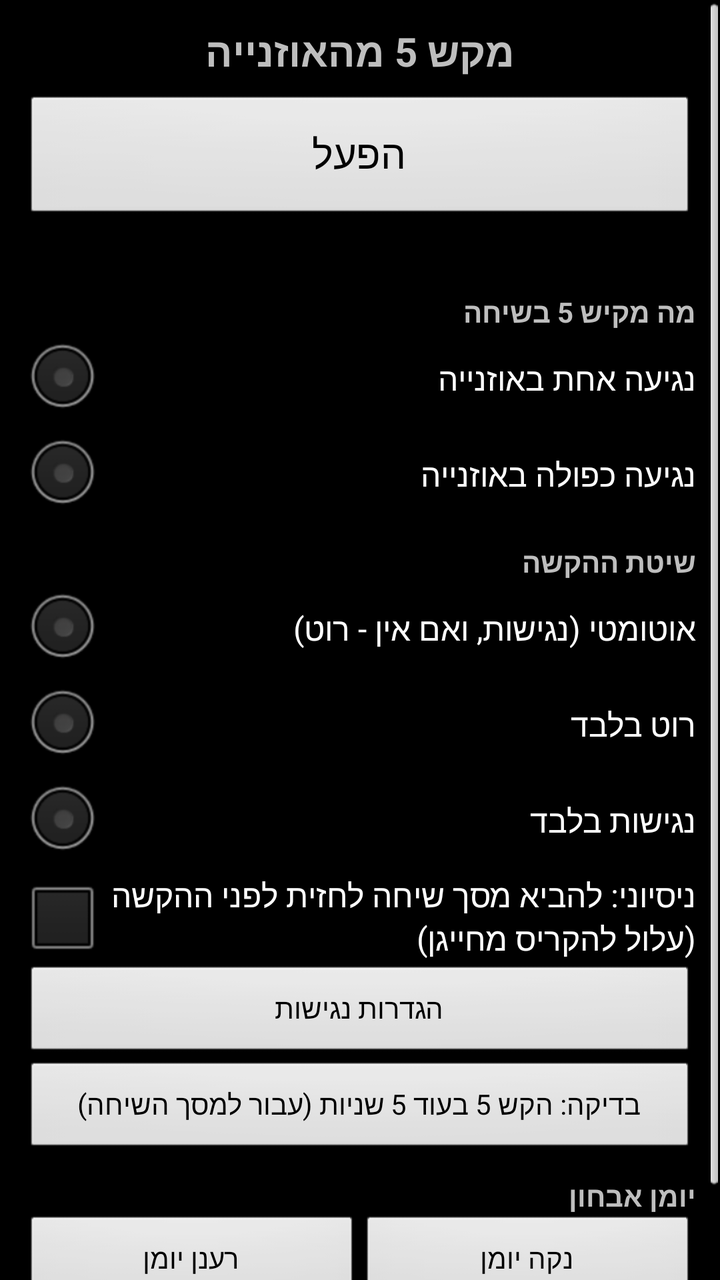
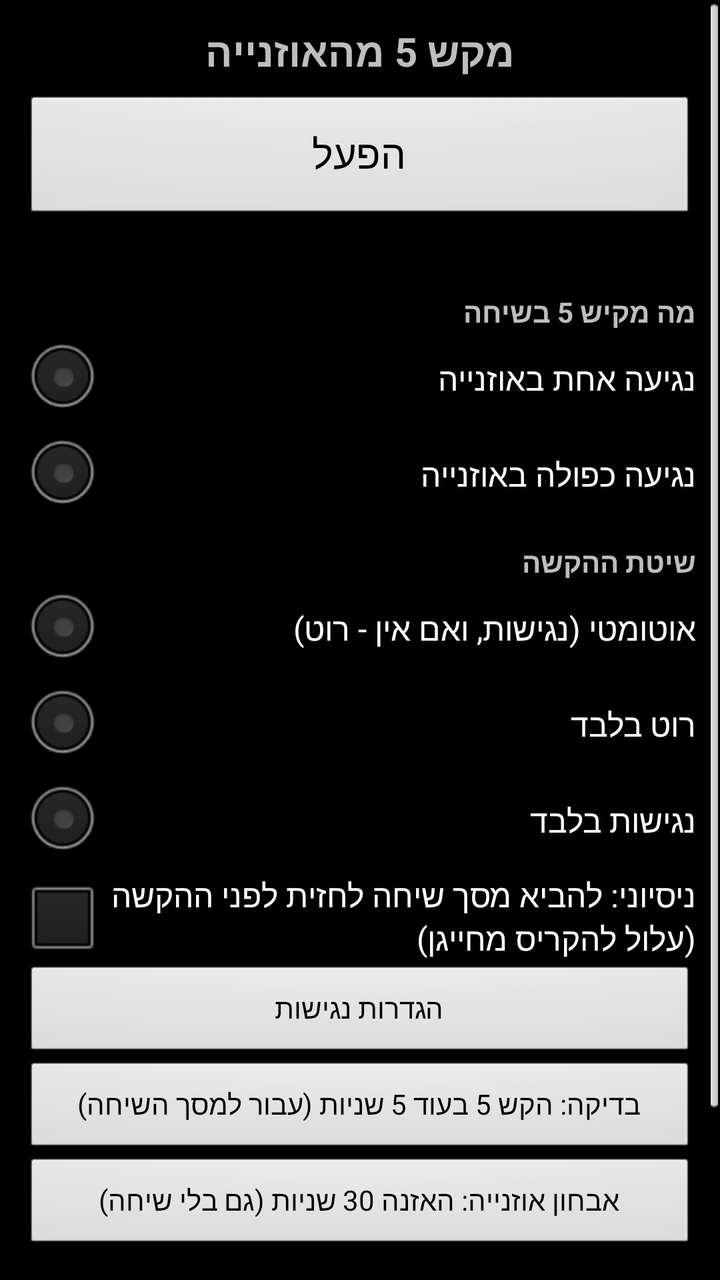

Two renders of the same Android screen: before a commit and after it. Below are the layout's source before the change and the commit's diff.
<!-- AndroidManifest.xml: application theme AppTheme -->
<!-- res/layout/activity_main.xml -->
<?xml version="1.0" encoding="utf-8"?>
<ScrollView xmlns:android="http://schemas.android.com/apk/res/android"
    android:layout_width="match_parent"
    android:layout_height="match_parent"
    android:fillViewport="true">

    <LinearLayout
        android:layout_width="match_parent"
        android:layout_height="wrap_content"
        android:orientation="vertical"
        android:padding="12dp">

        <TextView
            android:layout_width="match_parent"
            android:layout_height="wrap_content"
            android:gravity="center"
            android:text="@string/app_name"
            android:textSize="20sp"
            android:textStyle="bold" />

        
        <Button
            android:id="@+id/btnToggle"
            android:layout_width="match_parent"
            android:layout_height="64dp"
            android:layout_marginTop="8dp"
            android:focusable="true"
            android:nextFocusDown="@+id/rbTapsOne"
            android:text="@string/btn_start"
            android:textSize="20sp">
            <requestFocus />
        </Button>

        <TextView
            android:id="@+id/tvStatus"
            android:layout_width="match_parent"
            android:layout_height="wrap_content"
            android:layout_marginTop="6dp"
            android:textSize="14sp" />

        <TextView
            android:layout_width="match_parent"
            android:layout_height="wrap_content"
            android:layout_marginTop="10dp"
            android:text="@string/taps_title"
            android:textStyle="bold" />

        <RadioGroup
            android:id="@+id/rgTaps"
            android:layout_width="match_parent"
            android:layout_height="wrap_content">

            <RadioButton
                android:id="@+id/rbTapsOne"
                android:layout_width="match_parent"
                android:layout_height="wrap_content"
                android:nextFocusUp="@id/btnToggle"
                android:text="@string/taps_one" />

            <RadioButton
                android:id="@+id/rbTapsTwo"
                android:layout_width="match_parent"
                android:layout_height="wrap_content"
                android:text="@string/taps_two" />
        </RadioGroup>

        <TextView
            android:layout_width="match_parent"
            android:layout_height="wrap_content"
            android:layout_marginTop="10dp"
            android:text="@string/method_title"
            android:textStyle="bold" />

        <RadioGroup
            android:id="@+id/rgMethod"
            android:layout_width="match_parent"
            android:layout_height="wrap_content">

            <RadioButton
                android:id="@+id/rbAuto"
                android:layout_width="match_parent"
                android:layout_height="wrap_content"
                android:text="@string/method_auto" />

            <RadioButton
                android:id="@+id/rbRoot"
                android:layout_width="match_parent"
                android:layout_height="wrap_content"
                android:text="@string/method_root" />

            <RadioButton
                android:id="@+id/rbAccessibility"
                android:layout_width="match_parent"
                android:layout_height="wrap_content"
                android:nextFocusDown="@+id/btnAccessibility"
                android:text="@string/method_accessibility" />
        </RadioGroup>

        <CheckBox
            android:id="@+id/cbBringFront"
            android:layout_width="match_parent"
            android:layout_height="wrap_content"
            android:text="@string/bring_front" />

        <Button
            android:id="@+id/btnAccessibility"
            android:layout_width="match_parent"
            android:layout_height="wrap_content"
            android:nextFocusUp="@id/rbAccessibility"
            android:nextFocusDown="@+id/btnTestSend"
            android:text="@string/btn_accessibility" />

        <Button
            android:id="@+id/btnTestSend"
            android:layout_width="match_parent"
            android:layout_height="wrap_content"
            android:nextFocusUp="@id/btnAccessibility"
            android:nextFocusDown="@+id/btnRefreshLog"
            android:text="@string/btn_test_send" />

        <TextView
            android:layout_width="match_parent"
            android:layout_height="wrap_content"
            android:layout_marginTop="10dp"
            android:text="@string/log_title"
            android:textStyle="bold" />

        <LinearLayout
            android:layout_width="match_parent"
            android:layout_height="wrap_content"
            android:orientation="horizontal">

            <Button
                android:id="@+id/btnRefreshLog"
                android:layout_width="0dp"
                android:layout_height="wrap_content"
                android:layout_weight="1"
                android:nextFocusUp="@id/btnTestSend"
                android:nextFocusRight="@+id/btnClearLog"
                android:text="@string/btn_refresh_log" />

            <Button
                android:id="@+id/btnClearLog"
                android:layout_width="0dp"
                android:layout_height="wrap_content"
                android:layout_weight="1"
                android:nextFocusUp="@id/btnTestSend"
                android:nextFocusLeft="@id/btnRefreshLog"
                android:text="@string/btn_clear_log" />
        </LinearLayout>

        <TextView
            android:id="@+id/tvLog"
            android:layout_width="match_parent"
            android:layout_height="wrap_content"
            android:layout_marginTop="6dp"
            android:textSize="12sp" />
    </LinearLayout>
</ScrollView>
<!-- resources referenced by this layout -->
<resources>
  <string name="app_name">מקש 5 מהאוזנייה</string>
  <string name="bring_front">ניסיוני: להביא מסך שיחה לחזית לפני ההקשה (עלול להקריס מחייגן)</string>
  <string name="btn_accessibility">הגדרות נגישות</string>
  <string name="btn_clear_log">נקה יומן</string>
  <string name="btn_refresh_log">רענן יומן</string>
  <string name="btn_start">הפעל</string>
  <string name="btn_test_send">בדיקה: הקש 5 בעוד 5 שניות (עבור למסך השיחה)</string>
  <string name="log_title">יומן אבחון</string>
  <string name="method_accessibility">נגישות בלבד</string>
  <string name="method_auto">אוטומטי (נגישות, ואם אין - רוט)</string>
  <string name="method_root">רוט בלבד</string>
  <string name="method_title">שיטת ההקשה</string>
  <string name="taps_one">נגיעה אחת באוזנייה</string>
  <string name="taps_title">מה מקיש 5 בשיחה</string>
  <string name="taps_two">נגיעה כפולה באוזנייה</string>
  <style name="AppTheme" parent="android:Theme">
          <item name="android:windowNoTitle">true</item>
      </style>
</resources>

<!-- the commit's change to res/layout/activity_main.xml (unified diff, before → after) -->
@@ -118,6 +118,12 @@
             android:nextFocusDown="@+id/btnRefreshLog"
             android:text="@string/btn_test_send" />
 
+        <Button
+            android:id="@+id/btnDiagHeadset"
+            android:layout_width="match_parent"
+            android:layout_height="wrap_content"
+            android:text="@string/btn_diag_headset" />
+
         <TextView
             android:layout_width="match_parent"
             android:layout_height="wrap_content"
<!-- resource entries referenced after the edit -->
@@ -4,6 +4,7 @@
   <string name="bring_front">ניסיוני: להביא מסך שיחה לחזית לפני ההקשה (עלול להקריס מחייגן)</string>
   <string name="btn_accessibility">הגדרות נגישות</string>
   <string name="btn_clear_log">נקה יומן</string>
+  <string name="btn_diag_headset">אבחון אוזנייה: האזנה 30 שניות (גם בלי שיחה)</string>
   <string name="btn_refresh_log">רענן יומן</string>
   <string name="btn_start">הפעל</string>
   <string name="btn_test_send">בדיקה: הקש 5 בעוד 5 שניות (עבור למסך השיחה)</string>
